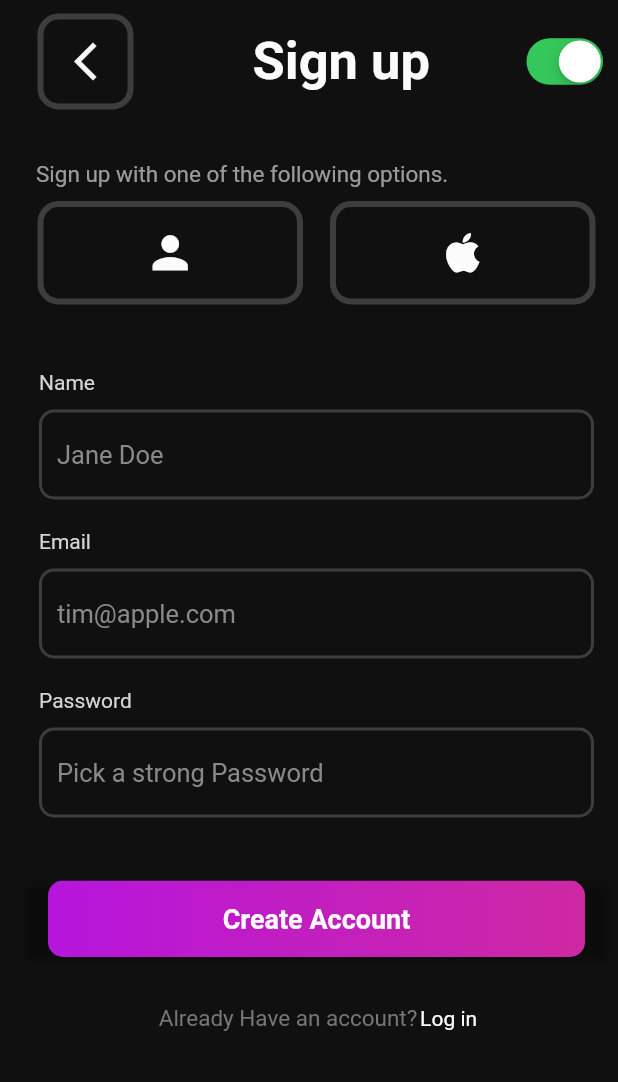
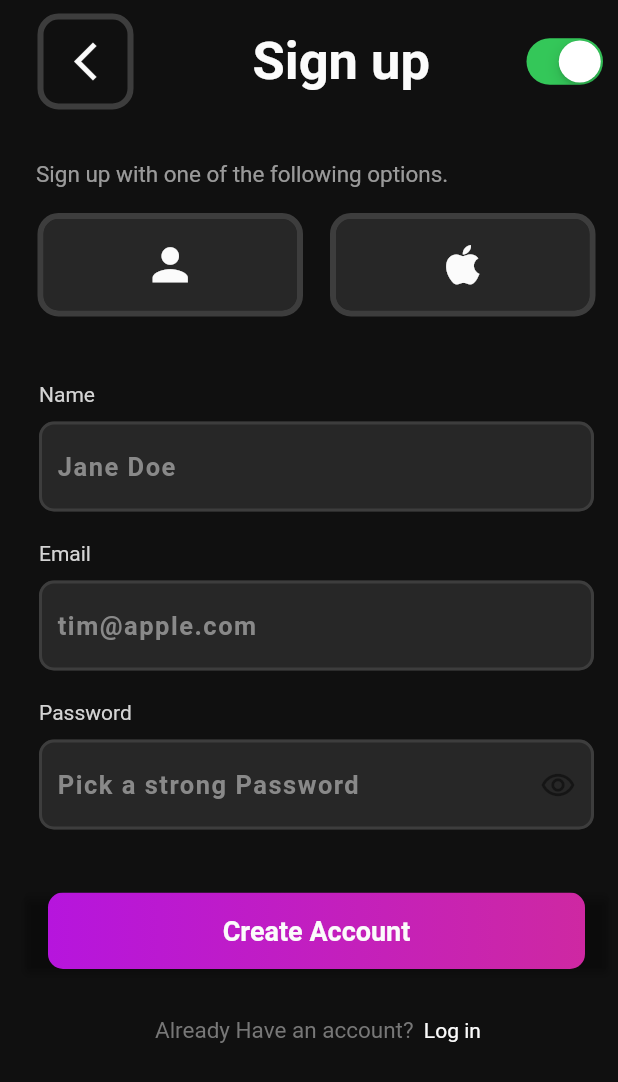
Before and after one commit to john-muinde/notes-app-dribble, a Flutter app: the screen it shows after launch, on a phone screen of 412 x 824 dp. Shown: the top 1082 px of the screen. Run offline on Flutter 3.47's test engine with Material 2 defaults, Android fonts, the phone set to English and light mode, and no system bars; our stand-ins replace gradient_borders.

Commit message:
finished login and registration page

```diff
--- a/lib/main.dart
+++ b/lib/main.dart
@@ -1,7 +1,8 @@
 import 'package:daystar_login/models/constants.dart';
+import 'package:daystar_login/routes.dart';
 import 'package:flutter/material.dart';
 
-import 'views/sign_up_screen.dart';
+import 'views/screens/auth/sign_up_screen.dart';
 
 void main() {
   runApp(const MyApp());
@@ -15,7 +16,8 @@ class MyApp extends StatelessWidget {
     return MaterialApp(
       debugShowCheckedModeBanner: false,
       title: 'Flutter Demo',
-      home: MyHomePage(),
+      initialRoute: Routes.sign_up,
+      onGenerateRoute: Routes.controller,
       themeMode: ThemeMode.dark,
       theme: ThemeData(
         primaryColor: Constants.backgroundBlack,
@@ -37,20 +39,3 @@ class MyApp extends StatelessWidget {
     );
   }
 }
-
-class MyHomePage extends StatelessWidget {
-  const MyHomePage({super.key});
-
-  @override
-  Widget build(BuildContext context) {
-    return SafeArea(
-      child: Scaffold(
-        backgroundColor: Theme.of(context).primaryColor,
-        body: Container(
-          margin: const EdgeInsets.only(left: 10),
-          child: const SignUpScreen(),
-        ),
-      ),
-    );
-  }
-}
--- /dev/null
+++ b/lib/routes.dart
@@ -0,0 +1,20 @@
+import 'package:daystar_login/views/screens/auth/sign_up_screen.dart';
+import 'package:flutter/material.dart';
+
+import 'views/screens/auth/login_screen.dart';
+
+class Routes {
+  static const String login = "login";
+  static const String sign_up = "sign_up";
+
+  static Route<dynamic> controller(RouteSettings settings) {
+    switch (settings.name) {
+      case sign_up:
+        return MaterialPageRoute(builder: (context) => const SignUpScreen());
+      case login:
+        return MaterialPageRoute(builder: (context) => const LogInScreen());
+      default:
+        throw ('This route name does not exist');
+    }
+  }
+}
--- a/lib/views/components/boxContainer.dart
+++ b/lib/views/components/boxContainer.dart
@@ -6,17 +6,21 @@ class BoxContainer extends StatelessWidget {
   final Widget child;
   final padding;
   final margin;
-  const BoxContainer(
-      {super.key,
-      required this.child,
-      this.padding = 13.0,
-      this.margin = 13.0});
+  final background;
+  const BoxContainer({
+    super.key,
+    required this.child,
+    this.padding = 13.0,
+    this.margin = 13.0,
+    this.background = .5,
+  });
   @override
   Widget build(BuildContext context) {
     return Container(
       margin: EdgeInsets.all(margin),
       padding: EdgeInsets.all(padding),
       decoration: BoxDecoration(
+        color: Constants.boxGreyLight.withOpacity(background),
         borderRadius: BorderRadius.circular(10),
         border: Border.all(
           color: Constants.boxGreyLight.withOpacity(1),
--- a/lib/views/components/buttonWidgets.dart
+++ b/lib/views/components/buttonWidgets.dart
@@ -5,7 +5,13 @@ import '../../models/constants.dart';
 class ButtonWidget extends StatelessWidget {
   final text;
   final padding;
-  const ButtonWidget({super.key, required this.text, this.padding = 15});
+  final VoidCallback handlerFunction;
+  const ButtonWidget({
+    super.key,
+    required this.text,
+    this.padding = 15,
+    required this.handlerFunction,
+  });
 
   @override
   Widget build(BuildContext context) {
@@ -15,7 +21,7 @@ class ButtonWidget extends StatelessWidget {
       child: ElevatedButton(
         style: ButtonStyle(
             backgroundColor: MaterialStateProperty.all(Colors.transparent)),
-        onPressed: () {},
+        onPressed: handlerFunction,
         child: Ink(
           decoration: const BoxDecoration(
             gradient: Constants.linearGradient,
--- a/lib/views/components/textField.dart
+++ b/lib/views/components/textField.dart
@@ -3,23 +3,37 @@ import 'package:gradient_borders/gradient_borders.dart';
 
 import '../../models/constants.dart';
 
-class TextFieldWidget extends StatelessWidget {
+class TextFieldWidget extends StatefulWidget {
   final label;
   final text;
   final controller;
-  final bool password;
-  const TextFieldWidget({
+  bool password;
+  TextFieldWidget({
     super.key,
     required this.label,
     required this.text,
     this.controller,
     this.password = false,
   });
+
+  @override
+  State<TextFieldWidget> createState() => _TextFieldWidgetState();
+}
+
+class _TextFieldWidgetState extends State<TextFieldWidget> {
+  late bool obsecureText = widget.password;
   dynamic get suffixIcon {
-    return password
+    return widget.password
         ? IconButton(
-            icon: const Icon(Icons.remove_red_eye_outlined),
-            onPressed: () {},
+            icon: Icon(
+              obsecureText
+                  ? Icons.remove_red_eye_outlined
+                  : Icons.visibility_off_outlined,
+            ),
+            onPressed: () {
+              obsecureText = !obsecureText;
+              setState(() {});
+            },
           )
         : null;
   }
@@ -27,24 +41,36 @@ class TextFieldWidget extends StatelessWidget {
   @override
   Widget build(BuildContext context) {
     return Container(
-      margin: const EdgeInsets.all( 10),
-
+      margin: const EdgeInsets.all(10),
       child: Column(
         mainAxisAlignment: MainAxisAlignment.spaceAround,
         crossAxisAlignment: CrossAxisAlignment.start,
         children: [
           Text(
-            label,
+            widget.label,
             style: const TextStyle(color: Constants.mainText),
           ),
           const SizedBox(
             height: 10,
           ),
           TextFormField(
+            style: const TextStyle(
+              color: Constants.primaryWhite,
+              fontWeight: FontWeight.w700,
+              letterSpacing: 1,
+              fontSize: 17,
+            ),
+            obscureText: obsecureText,
+            obscuringCharacter: "*",
             decoration: InputDecoration(
-              hintText: text,
+              suffixIcon: suffixIcon,
+              fillColor: Constants.boxGreyLight.withOpacity(.5),
+              filled: true,
+              hintText: widget.text,
               hintStyle: const TextStyle(
-                  color: Constants.boxGreyLighter, fontSize: 17),
+                color: Constants.boxGreyLighter,
+                fontSize: 17,
+              ),
               focusedBorder: GradientOutlineInputBorder(
                 gradient: Constants.linearGradient,
                 width: 3,
--- /dev/null
+++ b/lib/views/screens/auth/login_screen.dart
@@ -0,0 +1,158 @@
+import 'package:daystar_login/routes.dart';
+import 'package:flutter/cupertino.dart';
+import 'package:flutter/material.dart';
+
+import '../../components/textField.dart';
+import '../../../models/constants.dart';
+import '../../components/boxContainer.dart';
+import '../../components/buttonWidgets.dart';
+import '../../components/components.dart';
+
+Widget sized({height = 10}) {
+  return SizedBox(
+    height: height + 0.0,
+  );
+}
+
+class LogInScreen extends StatefulWidget {
+  const LogInScreen({
+    super.key,
+  });
+
+  @override
+  State<LogInScreen> createState() => _LogInScreenState();
+}
+
+class _LogInScreenState extends State<LogInScreen> {
+  var value = true;
+
+  @override
+  Widget build(BuildContext context) {
+    return SafeArea(
+      child: Scaffold(
+        backgroundColor: Theme.of(context).primaryColor,
+        body: Container(
+          margin: const EdgeInsets.only(left: 10),
+          child: SingleChildScrollView(
+            child: Container(
+              padding: const EdgeInsets.symmetric(horizontal: 6),
+              child: Column(
+                mainAxisAlignment: MainAxisAlignment.spaceEvenly,
+                crossAxisAlignment: CrossAxisAlignment.start,
+                children: [
+                  Row(
+                    mainAxisAlignment: MainAxisAlignment.spaceBetween,
+                    children: [
+                      BoxContainer(
+                        background: .0,
+                        child: GestureDetector(
+                          onTap: () {},
+                          child: const Icon(
+                            Icons.arrow_back_ios_new_outlined,
+                            color: Constants.primaryWhite,
+                            size: 30,
+                          ),
+                        ),
+                      ),
+                      Container(
+                        margin: const EdgeInsets.only(left: 10),
+                        child: const Text(
+                          'Log in',
+                          style: TextStyle(
+                            fontSize: 35,
+                            fontWeight: FontWeight.bold,
+                            color: Constants.primaryWhite,
+                          ),
+                        ),
+                      ),
+                      CupertinoSwitch(
+                        value: value,
+                        onChanged: (bool val) {
+                          setState(() {
+                            value = val;
+                          });
+                        },
+                      ),
+                    ],
+                  ),
+                  sized(height: 25),
+                  Column(
+                    crossAxisAlignment: CrossAxisAlignment.start,
+                    children: [
+                      Container(
+                        margin: const EdgeInsets.only(left: 8, bottom: 8),
+                        child: Text(
+                          'Log in with one of the following options.',
+                          style: TextStyle(
+                            color: Constants.mainText.withOpacity(0.7),
+                            fontSize: 15,
+                          ),
+                        ),
+                      ),
+                      Row(
+                        children: const [
+                          SignUpIconsContainer(
+                            child: Icons.person,
+                          ),
+                          SignUpIconsContainer(
+                            child: Icons.apple_rounded,
+                          )
+                        ],
+                      ),
+                    ],
+                  ),
+                  sized(height: 25),
+                  Column(
+                    children: [
+                      TextFieldWidget(
+                        label: 'Email',
+                        text: 'tim@apple.com',
+                      ),
+                      TextFieldWidget(
+                        label: 'Password',
+                        text: 'Pick a strong Password',
+                        password: true,
+                      ),
+                    ],
+                  ),
+                  sized(height: 25),
+                  const ButtonWidget(
+                    text: 'Log in',
+                  ),
+                  sized(height: 25),
+                  SizedBox(
+                    width: double.maxFinite,
+                    child: Row(
+                      mainAxisAlignment: MainAxisAlignment.center,
+                      children: [
+                        const Text(
+                          'Don\'t Have an account? ',
+                          textAlign: TextAlign.center,
+                          style: TextStyle(
+                            color: Constants.insideLabelText,
+                            fontSize: 15,
+                          ),
+                        ),
+                        const SizedBox(
+                          width: 5,
+                        ),
+                        InkWell(
+                          onTap: () => Navigator.of(context)
+                              .pushReplacementNamed(Routes.sign_up),
+                          child: const Text(
+                            'Sign up',
+                            style: TextStyle(color: Constants.primaryWhite),
+                          ),
+                        )
+                      ],
+                    ),
+                  ),
+                ],
+              ),
+            ),
+          ),
+        ),
+      ),
+    );
+  }
+}
--- /dev/null
+++ b/lib/views/screens/auth/sign_up_screen.dart
@@ -0,0 +1,164 @@
+import 'package:flutter/cupertino.dart';
+import 'package:flutter/material.dart';
+
+import '../../../routes.dart';
+import '../../components/textField.dart';
+import '../../../models/constants.dart';
+import '../../components/boxContainer.dart';
+import '../../components/buttonWidgets.dart';
+import '../../components/components.dart';
+
+Widget sized({height = 10}) {
+  return SizedBox(
+    height: height + 0.0,
+  );
+}
+
+class SignUpScreen extends StatefulWidget {
+  const SignUpScreen({
+    super.key,
+  });
+
+  @override
+  State<SignUpScreen> createState() => _SignUpScreenState();
+}
+
+class _SignUpScreenState extends State<SignUpScreen> {
+  var value = true;
+
+  @override
+  Widget build(BuildContext context) {
+    return SafeArea(
+      child: Scaffold(
+        backgroundColor: Theme.of(context).primaryColor,
+        body: Container(
+          margin: const EdgeInsets.only(left: 10),
+          child: SingleChildScrollView(
+            child: Container(
+              padding: const EdgeInsets.symmetric(horizontal: 6),
+              child: Column(
+                mainAxisAlignment: MainAxisAlignment.spaceEvenly,
+                crossAxisAlignment: CrossAxisAlignment.start,
+                children: [
+                  Row(
+                    mainAxisAlignment: MainAxisAlignment.spaceBetween,
+                    children: [
+                      BoxContainer(
+                        background: .0,
+                        child: GestureDetector(
+                          onTap: () {},
+                          child: const Icon(
+                            Icons.arrow_back_ios_new_outlined,
+                            color: Constants.primaryWhite,
+                            size: 30,
+                          ),
+                        ),
+                      ),
+                      Container(
+                        margin: const EdgeInsets.only(left: 10),
+                        child: const Text(
+                          'Sign up',
+                          style: TextStyle(
+                            fontSize: 35,
+                            fontWeight: FontWeight.bold,
+                            color: Constants.primaryWhite,
+                          ),
+                        ),
+                      ),
+                      CupertinoSwitch(
+                        value: value,
+                        onChanged: (bool val) {
+                          setState(() {
+                            value = val;
+                          });
+                        },
+                      ),
+                    ],
+                  ),
+                  sized(height: 25),
+                  Column(
+                    crossAxisAlignment: CrossAxisAlignment.start,
+                    children: [
+                      Container(
+                        margin: const EdgeInsets.only(left: 8, bottom: 8),
+                        child: Text(
+                          'Sign up with one of the following options.',
+                          style: TextStyle(
+                            color: Constants.mainText.withOpacity(0.7),
+                            fontSize: 15,
+                          ),
+                        ),
+                      ),
+                      Row(
+                        children: const [
+                          SignUpIconsContainer(
+                            child: Icons.person,
+                          ),
+                          SignUpIconsContainer(
+                            child: Icons.apple_rounded,
+                          )
+                        ],
+                      ),
+                    ],
+                  ),
+                  sized(height: 25),
+                  Column(
+                    children: [
+                      TextFieldWidget(
+                        label: 'Name',
+                        text: 'Jane Doe',
+                      ),
+                      TextFieldWidget(
+                        label: 'Email',
+                        text: 'tim@apple.com',
+                      ),
+                      TextFieldWidget(
+                        label: 'Password',
+                        text: 'Pick a strong Password',
+                        password: true,
+                      ),
+                    ],
+                  ),
+                  sized(height: 25),
+                  ButtonWidget(
+                    text: 'Create Account',
+                    handlerFunction: () => Navigator.of(context)
+                        .pushReplacementNamed(Routes.sign_up),
+                  ),
+                  sized(height: 25),
+                  SizedBox(
+                    width: double.maxFinite,
+                    child: Row(
+                      mainAxisAlignment: MainAxisAlignment.center,
+                      children: [
+                        const Text(
+                          'Already Have an account? ',
+                          textAlign: TextAlign.center,
+                          style: TextStyle(
+                            color: Constants.insideLabelText,
+                            fontSize: 15,
+                          ),
+                        ),
+                        const SizedBox(
+                          width: 5,
+                        ),
+                        InkWell(
+                          onTap: () => Navigator.of(context)
+                              .pushReplacementNamed(Routes.login),
+                          child: const Text(
+                            'Log in',
+                            style: TextStyle(color: Constants.primaryWhite),
+                          ),
+                        )
+                      ],
+                    ),
+                  ),
+                ],
+              ),
+            ),
+          ),
+        ),
+      ),
+    );
+  }
+}
--- a/lib/views/sign_up_screen.dart
+++ /dev/null
@@ -1,144 +0,0 @@
-import 'package:adaptive_theme/adaptive_theme.dart';
-import 'package:flutter/cupertino.dart';
-import 'package:flutter/material.dart';
-
-import '../models/constants.dart';
-import 'components/boxContainer.dart';
-import 'components/buttonWidgets.dart';
-import 'components/components.dart';
-import 'components/textField.dart';
-
-Widget sized({height = 10}) {
-  return SizedBox(
-    height: height + 0.0,
-  );
-}
-
-class SignUpScreen extends StatefulWidget {
-  const SignUpScreen({
-    super.key,
-  });
-
-  @override
-  State<SignUpScreen> createState() => _SignUpScreenState();
-}
-
-class _SignUpScreenState extends State<SignUpScreen> {
-  var value = true;
-  @override
-  Widget build(BuildContext context) {
-    return SingleChildScrollView(
-      child: Container(
-        padding: EdgeInsets.symmetric(horizontal: 6),
-        child: Column(
-          mainAxisAlignment: MainAxisAlignment.spaceEvenly,
-          crossAxisAlignment: CrossAxisAlignment.start,
-          children: [
-            Row(
-              mainAxisAlignment: MainAxisAlignment.spaceBetween,
-              children: [
-                BoxContainer(
-                  child: GestureDetector(
-                    onTap: () {},
-                    child: const Icon(
-                      Icons.arrow_back_ios_new_outlined,
-                      color: Constants.primaryWhite,
-                      size: 30,
-                    ),
-                  ),
-                ),
-                Container(
-                  margin: const EdgeInsets.only(left: 10),
-                  child: const Text(
-                    'Sign up',
-                    style: TextStyle(
-                      fontSize: 35,
-                      fontWeight: FontWeight.bold,
-                      color: Constants.primaryWhite,
-                    ),
-                  ),
-                ),
-                CupertinoSwitch(
-                  value: value,
-                  onChanged: (bool val) {
-                    setState(() {
-                      value = val;
-                    });
-                  },
-                ),
-              ],
-            ),
-            sized(height: 25),
-            Column(
-              crossAxisAlignment: CrossAxisAlignment.start,
-              children: [
-                Container(
-                  margin: const EdgeInsets.only(left: 8),
-                  child: Text(
-                    'Sign up with one of the following options.',
-                    style: TextStyle(
-                      color: Constants.mainText.withOpacity(0.7),
-                      fontSize: 15,
-                    ),
-                  ),
-                ),
-                Row(
-                  children: const [
-                    SignUpIconsContainer(
-                      child: Icons.person,
-                    ),
-                    SignUpIconsContainer(
-                      child: Icons.apple_rounded,
-                    )
-                  ],
-                ),
-              ],
-            ),
-            sized(height: 25),
-            Column(
-              children: const [
-                TextFieldWidget(
-                  label: 'Name',
-                  text: 'Jane Doe',
-                ),
-                TextFieldWidget(
-                  label: 'Email',
-                  text: 'tim@apple.com',
-                ),
-                TextFieldWidget(
-                  label: 'Password',
-                  text: 'Pick a strong Password',
-                ),
-              ],
-            ),
-            sized(height: 25),
-            const ButtonWidget(
-              text: 'Create Account',
-            ),
-            sized(height: 25),
-            SizedBox(
-              width: double.maxFinite,
-              child: Row(
-                mainAxisAlignment: MainAxisAlignment.center,
-                children: const [
-                  Text(
-                    'Already Have an account? ',
-                    textAlign: TextAlign.center,
-                    style: TextStyle(
-                      color: Constants.insideLabelText,
-                      fontSize: 15,
-                    ),
-                  ),
-                  Text(
-                    'Log in',
-                    style: TextStyle(color: Constants.primaryWhite),
-                  )
-                ],
-              ),
-            ),
-          ],
-        ),
-      ),
-    );
-  }
-}
```
Also changed, not shown: assets/images/logo.png (added), assets/images/logo_white_theme.png (added), assets/images/logo_white_theme2.png (added), assets/images/logo_white_theme3.png (added).
